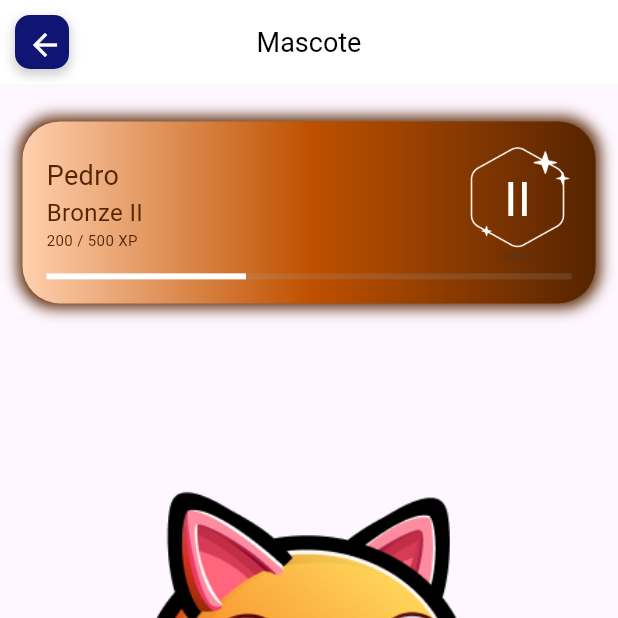
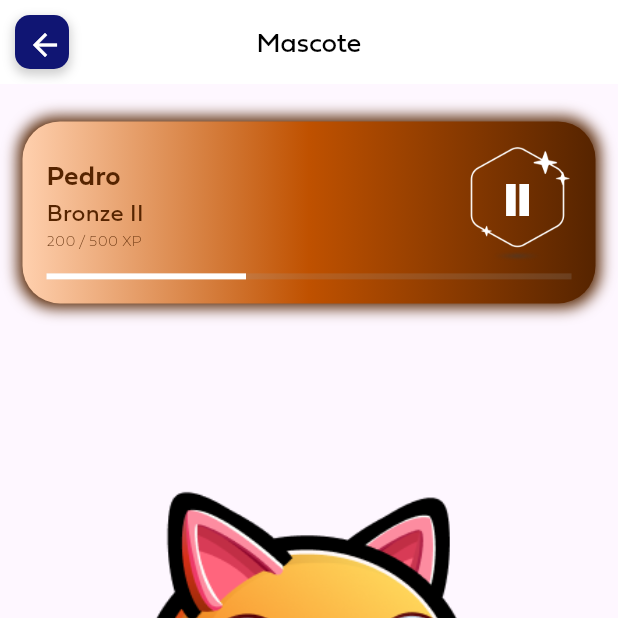
Before and after one commit to ianzin30/L-earn, a Flutter app: the MascotPage screen opened directly with empty values, on a phone screen of 412 x 824 dp, the top half of it. Run offline on Flutter 3.47's test engine with Material 3 defaults, Android fonts, the phone set to English and light mode, and no system bars.

Commit message:
fix: change fonts in progress bar

```diff
--- a/learn/lib/widgets/mascotWidgets/mascotBar.dart
+++ b/learn/lib/widgets/mascotWidgets/mascotBar.dart
@@ -35,7 +35,7 @@ class MascotBar extends StatelessWidget implements PreferredSizeWidget {
           ),
         ),
       ),
-      title: const Text('Mascote', style: TextStyle(color: Colors.black, fontSize: 18)),
+      title: const Text('Mascote', style: TextStyle(color: Colors.black, fontSize: 18, fontFamily: 'Fieldwork-Geo', fontWeight: FontWeight.w400)),
       centerTitle: true,
       backgroundColor: Colors.white,
       elevation: 0,
--- a/learn/lib/widgets/mascotWidgets/mascotProgressBar.dart
+++ b/learn/lib/widgets/mascotWidgets/mascotProgressBar.dart
@@ -54,15 +54,15 @@ class MascotProgressBar extends StatelessWidget {
                 children : [
                   Text(
                     mascotName,
-                    style: TextStyle(color: fontCollor, fontSize: 18),
+                    style: TextStyle(color: fontCollor, fontSize: 18, fontFamily: 'Fieldwork-Geo', fontWeight: FontWeight.w600),
                   ),
                   Text(
                     '${currentLevel['level']} ${currentLevel['class']}',
-                    style: TextStyle(color: fontCollor, fontSize: 16),
+                    style: TextStyle(color: fontCollor, fontSize: 16, fontFamily: 'Fieldwork-Geo', fontWeight: FontWeight.w400),
                   ),
                   Text(
                     '$pontuation / $nextLevelPontuation XP',
-                    style: TextStyle(color: fontCollor, fontSize: 10),
+                    style: TextStyle(color: fontCollor, fontSize: 10, fontFamily: 'Fieldwork-Geo', fontWeight: FontWeight.w200),
                   ),
                 ],
             ),
@@ -80,7 +80,7 @@ class MascotProgressBar extends StatelessWidget {
                     padding: const EdgeInsets.only(bottom: 5),
                     child: Text(
                      '${currentLevel['class']}',
-                     style: TextStyle(color: Colors.white, fontSize:32),
+                     style: TextStyle(color: Colors.white, fontSize:32, fontFamily: 'Fieldwork-Geo', fontWeight: FontWeight.w900),
                     )
                  )
               ],
```
